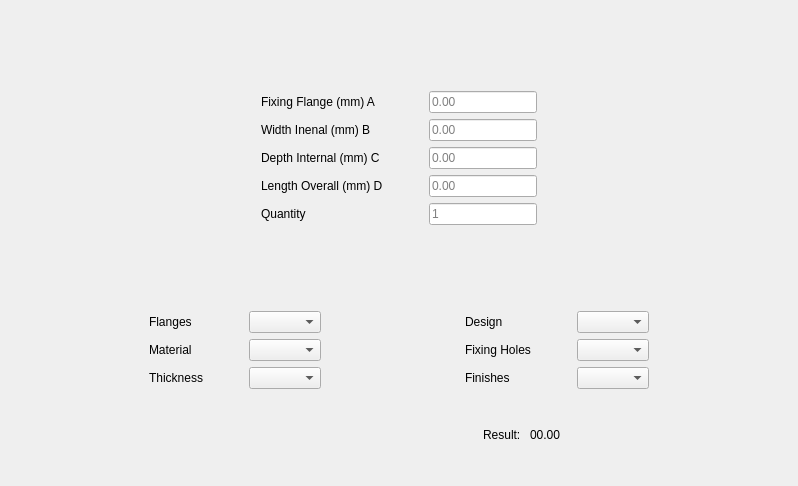
Above: cablecover.ui from mygnu/rgb-quote before the change. Below: the same form after it.
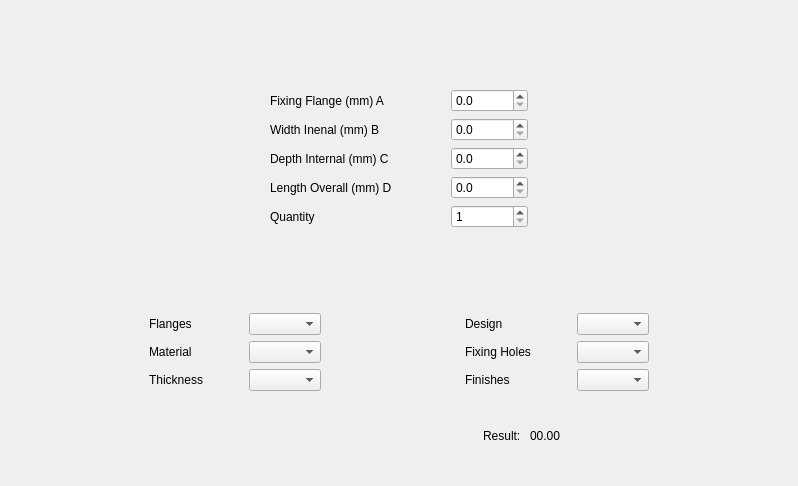
That is the form after the change.

```diff
--- a/cablecover.ui
+++ b/cablecover.ui
@@ -102,70 +102,52 @@
        <item>
         <layout class="QVBoxLayout" name="verticalLayout_6">
          <item>
-          <widget class="QLineEdit" name="fixingFlangeLineEdit">
-           <property name="inputMethodHints">
-            <set>Qt::ImhDigitsOnly</set>
+          <widget class="QDoubleSpinBox" name="fixingFlangeSB">
+           <property name="decimals">
+            <number>1</number>
            </property>
-           <property name="text">
-            <string/>
+           <property name="maximum">
+            <double>10000.000000000000000</double>
            </property>
-           <property name="frame">
-            <bool>true</bool>
-           </property>
-           <property name="placeholderText">
-            <string>0.00</string>
-           </property>
           </widget>
          </item>
          <item>
-          <widget class="QLineEdit" name="WidthLineEdit">
-           <property name="inputMethodHints">
-            <set>Qt::ImhDigitsOnly</set>
+          <widget class="QDoubleSpinBox" name="widthSB">
+           <property name="decimals">
+            <number>1</number>
            </property>
-           <property name="text">
-            <string/>
+           <property name="maximum">
+            <double>10000.000000000000000</double>
            </property>
-           <property name="placeholderText">
-            <string>0.00</string>
-           </property>
           </widget>
          </item>
          <item>
-          <widget class="QLineEdit" name="DepthLineEdit">
-           <property name="inputMethodHints">
-            <set>Qt::ImhDigitsOnly</set>
+          <widget class="QDoubleSpinBox" name="DepthSB">
+           <property name="decimals">
+            <number>1</number>
            </property>
-           <property name="text">
-            <string/>
+           <property name="maximum">
+            <double>10000000.000000000000000</double>
            </property>
-           <property name="placeholderText">
-            <string>0.00</string>
-           </property>
           </widget>
          </item>
          <item>
-          <widget class="QLineEdit" name="LentgthLineEdit">
-           <property name="inputMethodHints">
-            <set>Qt::ImhDigitsOnly</set>
+          <widget class="QDoubleSpinBox" name="lengthSB">
+           <property name="decimals">
+            <number>1</number>
            </property>
-           <property name="text">
-            <string/>
+           <property name="maximum">
+            <double>100000.000000000000000</double>
            </property>
-           <property name="placeholderText">
-            <string>0.00</string>
-           </property>
           </widget>
          </item>
          <item>
-          <widget class="QLineEdit" name="quantityLineEdit">
-           <property name="inputMethodHints">
-            <set>Qt::ImhDigitsOnly</set>
+          <widget class="QSpinBox" name="quantitySB">
+           <property name="minimum">
+            <number>1</number>
            </property>
-           <property name="text">
-            <string/>
-           </property>
-           <property name="placeholderText">
-            <string>1</string>
+           <property name="maximum">
+            <number>100000</number>
            </property>
           </widget>
          </item>
```
Left out of the diff: 12 changed lines with no effect on the pictures.
